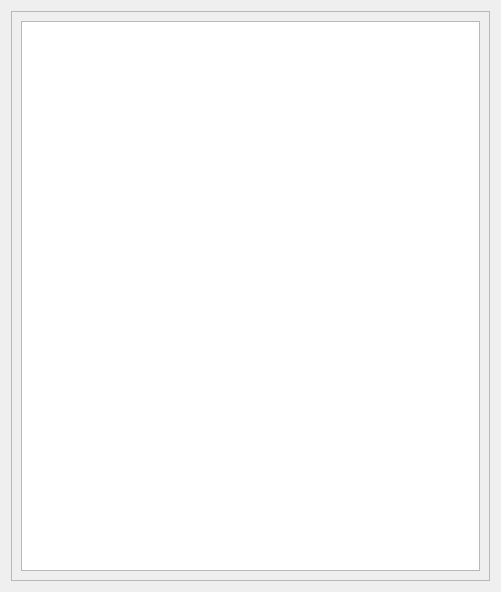
This is src/ui/edit/timingmanager.ui in xiangCaO233/MusicMapMaker as Qt 5 draws it before an edit. The edited form follows.
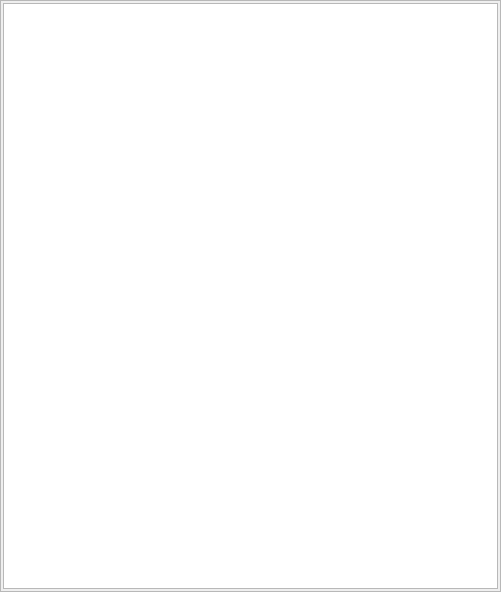
This is the edited form. Custom widgets are drawn as their Qt base class.

Commit message: 添加timing管理器属性/准备通信接口

Diff of the .ui file:
```diff
--- a/src/ui/edit/timingmanager.ui
+++ b/src/ui/edit/timingmanager.ui
@@ -14,6 +14,21 @@
    <string>Form</string>
   </property>
   <layout class="QVBoxLayout" name="verticalLayout">
+   <property name="spacing">
+    <number>0</number>
+   </property>
+   <property name="leftMargin">
+    <number>0</number>
+   </property>
+   <property name="topMargin">
+    <number>0</number>
+   </property>
+   <property name="rightMargin">
+    <number>0</number>
+   </property>
+   <property name="bottomMargin">
+    <number>0</number>
+   </property>
    <item>
     <widget class="QScrollArea" name="scrollArea">
      <property name="widgetResizable">
@@ -24,13 +39,28 @@
        <rect>
         <x>0</x>
         <y>0</y>
-        <width>487</width>
-        <height>578</height>
+        <width>499</width>
+        <height>590</height>
        </rect>
       </property>
       <layout class="QVBoxLayout" name="verticalLayout_2">
+       <property name="spacing">
+        <number>0</number>
+       </property>
+       <property name="leftMargin">
+        <number>2</number>
+       </property>
+       <property name="topMargin">
+        <number>2</number>
+       </property>
+       <property name="rightMargin">
+        <number>2</number>
+       </property>
+       <property name="bottomMargin">
+        <number>2</number>
+       </property>
        <item>
-        <widget class="QTableWidget" name="tableWidget"/>
+        <widget class="AutoResizeTableWidget" name="timing_table_widget"/>
        </item>
       </layout>
      </widget>
@@ -38,6 +68,13 @@
    </item>
   </layout>
  </widget>
+ <customwidgets>
+  <customwidget>
+   <class>AutoResizeTableWidget</class>
+   <extends>QTableWidget</extends>
+   <header>AutoResizeTableWidget.h</header>
+  </customwidget>
+ </customwidgets>
  <resources/>
  <connections/>
 </ui>
```
The commit also changes 5 other files.
